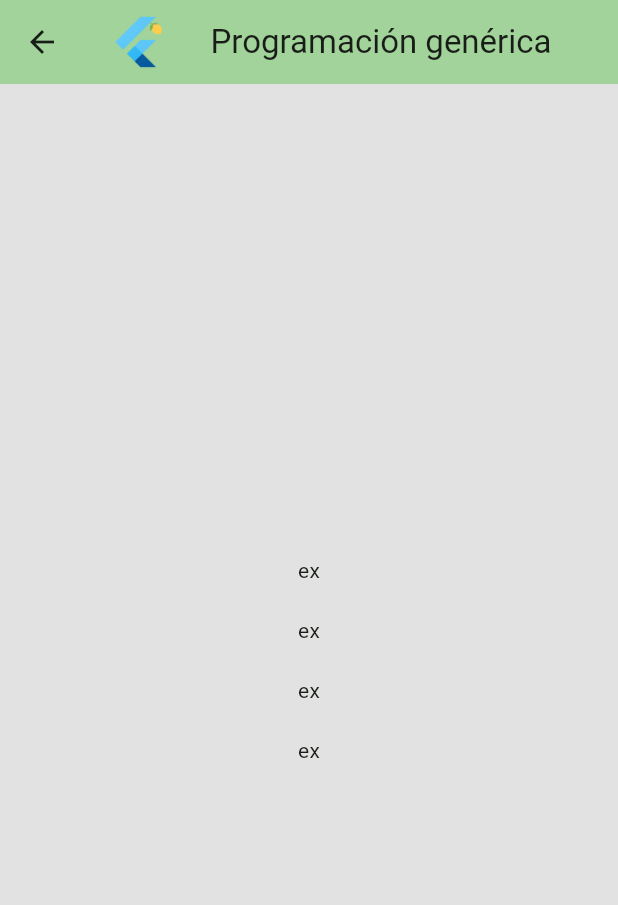
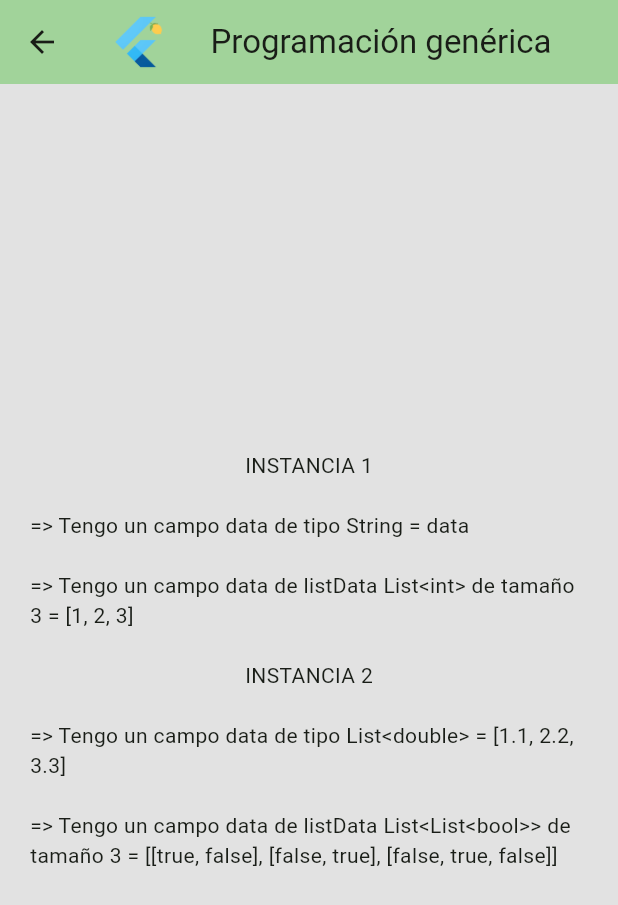
Before and after one commit to carlosparra1998/flutter-murcia-2-oct, a Flutter app: the GenericCodingView screen opened by its route, on a phone screen of 412 x 824 dp. Shown: the top 905 px of the screen. Run offline on Flutter 3.47's test engine with Material 3 defaults, Android fonts, the phone set to English and light mode, and no system bars; our stand-ins replace dio, flutter_dotenv, get; missing offline and left inert: flag.

Commit message:
set generic part completed

```diff
--- a/lib/app/views/generic_coding/generic_coding_view.dart
+++ b/lib/app/views/generic_coding/generic_coding_view.dart
@@ -1,4 +1,5 @@
 import 'package:flutter/material.dart';
+import 'package:flutter_murcia_2_oct/app/views/generic_coding/sandbox.dart';
 import 'package:flutter_murcia_2_oct/app/widgets/my_app_bar.dart';
 
 class GenericCodingView extends StatefulWidget {
@@ -15,17 +16,18 @@ class _GenericCodingView extends State<GenericCodingView> {
       backgroundColor: Color.fromARGB(255, 226, 226, 226),
       appBar: myAppBar(context, 'Programación genérica'),
       body: Center(
-        child: Column(
-          mainAxisAlignment: MainAxisAlignment.center,
-          children: [
-            Text('ex'),
-            SizedBox(height: 20),
-            Text('ex'),
-            SizedBox(height: 20),
-            Text('ex'),
-            SizedBox(height: 20),
-            Text('ex'),
-          ],
+        child: Padding(
+          padding: const EdgeInsets.symmetric(horizontal: 20),
+          child: Column(
+            mainAxisAlignment: MainAxisAlignment.center,
+            children: [
+              Text('INSTANCIA 1'),
+              Text(instance1.toString()),
+              SizedBox(height: 20),
+              Text('INSTANCIA 2'),
+              Text(instance2.toString()),
+            ],
+          ),
         ),
       ),
     );
--- /dev/null
+++ b/lib/app/views/generic_coding/sandbox.dart
@@ -0,0 +1,22 @@
+TipAndTricks instance1 = TipAndTricks<String, int>("data", [1, 2, 3]);
+TipAndTricks instance2 = TipAndTricks<List<double>, List<bool>>(
+  [1.1, 2.2, 3.3],
+  [
+    [true, false],
+    [false, true],
+    [false, true, false],
+  ],
+);
+
+class TipAndTricks<A, B> {
+  A data;
+  List<B> listData;
+
+  TipAndTricks(this.data, this.listData);
+
+  @override
+  String toString() {
+    return '\n=> Tengo un campo data de tipo ${data.runtimeType} = $data\n'
+        '\n=> Tengo un campo data de listData ${listData.runtimeType} de tamaño ${listData.length} = $listData';
+  }
+}
```
